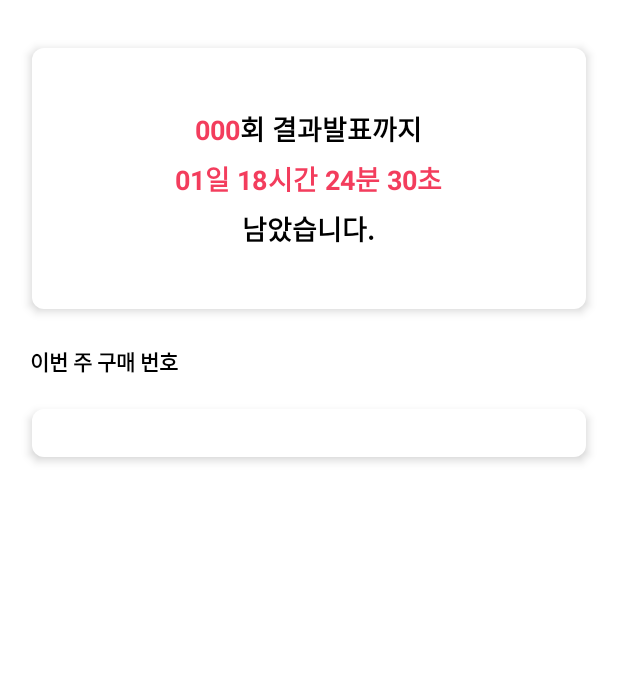
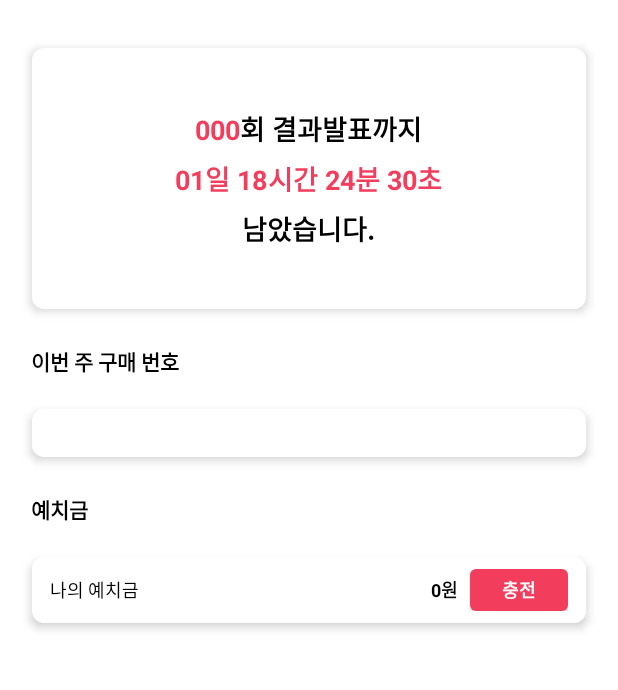
Before and after one commit to identity16/Autto_android, an Android app: the screen it shows after launch (MainActivity), on a phone screen of 412 x 824 dp, the part 61-751 px from its top. Run offline under Robolectric (Android 15) with nearby library versions, the phone set to English and light mode, and no system bars; libraries missing offline, so code that uses them is left out: com.franmontiel.persistentcookiejar; 8 statements that could not run were skipped.

Commit message:
Add: DepositFragment

```diff
--- /dev/null
+++ b/app/src/main/java/dev/handeul/autto/fragment/DepositFragment.java
@@ -0,0 +1,39 @@
+package dev.handeul.autto.fragment;
+
+import android.content.Intent;
+import android.net.Uri;
+import android.os.Bundle;
+import android.view.LayoutInflater;
+import android.view.View;
+import android.view.ViewGroup;
+
+import androidx.annotation.NonNull;
+import androidx.fragment.app.Fragment;
+import androidx.lifecycle.ViewModelProvider;
+
+import dev.handeul.autto.databinding.FragmentDepositBinding;
+import dev.handeul.autto.viewmodel.DepositViewModel;
+
+public class DepositFragment extends Fragment {
+    FragmentDepositBinding binding;
+
+    @Override
+    public View onCreateView(@NonNull LayoutInflater inflater, ViewGroup container,
+                             Bundle savedInstanceState) {
+        super.onCreateView(inflater, container, savedInstanceState);
+
+        DepositViewModel viewModel = new ViewModelProvider(this).get(DepositViewModel.class);
+        binding = FragmentDepositBinding.inflate(inflater, container, false);
+
+        viewModel.balance.observe(getViewLifecycleOwner(), balance ->
+                binding.depositBalance.setText(String.valueOf(balance)));
+
+        binding.button.setOnClickListener(view -> {
+            Intent browserIntent = new Intent(Intent.ACTION_VIEW,
+                    Uri.parse("https://m.dhlottery.co.kr/myPage.do?method=depositListView"));
+            startActivity(browserIntent);
+        });
+
+        return binding.getRoot();
+    }
+}
--- /dev/null
+++ b/app/src/main/java/dev/handeul/autto/repository/DepositRepository.java
@@ -0,0 +1,83 @@
+package dev.handeul.autto.repository;
+
+import android.util.Log;
+
+import androidx.annotation.NonNull;
+
+import org.jsoup.Jsoup;
+import org.jsoup.nodes.Document;
+import org.jsoup.nodes.Element;
+
+import java.util.function.Consumer;
+
+import dev.handeul.autto.webservice.DHLotteryService;
+import okhttp3.ResponseBody;
+import retrofit2.Call;
+import retrofit2.Callback;
+import retrofit2.Response;
+
+public class DepositRepository {
+    private static final String TAG = "DepositRepository";
+    private static final DepositRepository instance = new DepositRepository();
+
+    private final DHLotteryService service;
+
+    private DepositRepository() {
+        service = BaseRepository.getInstance().getService();
+    }
+
+    public static DepositRepository getInstance() {
+        return instance;
+    }
+
+    public void getMyDeposit(Consumer<Integer> callback) {
+        UserRepository userRepo = UserRepository.getInstance();
+
+        // 가장 적은 용량의 페이지에서 GNB에 있는 예치금 정보 파싱
+        Call<ResponseBody> call =  service.getLightestPage();
+
+        Consumer<Response<ResponseBody>> handleResponse = (response) -> {
+            try {
+                ResponseBody body = response.body();
+                String html = "";
+
+                if (body != null) {
+                    html = body.string();
+                }
+
+                Document doc = Jsoup.parse(html);
+                Element eLogin = doc.selectFirst(".log");
+                assert eLogin != null;
+
+                if("로그아웃".equals(eLogin.text())) {
+                    Log.d(TAG, "예치금 가져오기 성공");
+                    Element eMoney = doc.selectFirst(".money a");
+                    assert eMoney != null;
+
+                    Integer balance = Integer.parseInt(
+                            eMoney.text().replaceAll("[^0-9]", ""));
+
+                    callback.accept(balance);
+                } else {
+                    Log.d(TAG, "로그인 재시도");
+                    userRepo.login(() -> getMyDeposit(callback));
+                }
+
+
+            } catch(Exception e) {
+                e.printStackTrace();
+            }
+        };
+
+
+        call.enqueue(new Callback<ResponseBody>() {
+            @Override
+            public void onResponse(@NonNull Call<ResponseBody> call, @NonNull Response<ResponseBody> response) {
+                handleResponse.accept(response);
+            }
+
+            @Override
+            public void onFailure(@NonNull Call<ResponseBody> call, @NonNull Throwable throwable) {}
+        });
+    }
+}
--- /dev/null
+++ b/app/src/main/java/dev/handeul/autto/viewmodel/DepositViewModel.java
@@ -0,0 +1,28 @@
+package dev.handeul.autto.viewmodel;
+
+import androidx.lifecycle.LiveData;
+import androidx.lifecycle.MutableLiveData;
+import androidx.lifecycle.ViewModel;
+
+import java.util.Calendar;
+import java.util.Date;
+import java.util.List;
+
+import dev.handeul.autto.model.Game;
+import dev.handeul.autto.repository.DepositRepository;
+import dev.handeul.autto.repository.GameRepository;
+import dev.handeul.autto.repository.RoundRepository;
+
+public class DepositViewModel extends ViewModel {
+    private static final String TAG = "DepositViewModel";
+
+    public LiveData<Integer> balance;
+
+    public DepositViewModel() {
+        MutableLiveData<Integer> liveBalance = new MutableLiveData<>();
+
+        DepositRepository.getInstance().getMyDeposit(liveBalance::setValue);
+
+        balance = liveBalance;
+    }
+}
--- a/app/src/main/java/dev/handeul/autto/webservice/DHLotteryService.java
+++ b/app/src/main/java/dev/handeul/autto/webservice/DHLotteryService.java
@@ -42,4 +42,7 @@ public interface DHLotteryService {
     Call<ResponseBody> getPaperPage(
             @Query("barcode") String barcode
     );
+
+    @GET("happy.do?method=healthCultureProc")
+    Call<ResponseBody> getLightestPage();
 }
--- /dev/null
+++ b/app/src/main/res/drawable/button_rounded.xml
@@ -0,0 +1,6 @@
+<?xml version="1.0" encoding="UTF-8"?>
+<shape xmlns:android="http://schemas.android.com/apk/res/android">
+    <solid android:color="@color/primary"/>
+    <corners android:radius="4dp"/>
+    <padding android:left="0dip" android:top="0dip" android:right="0dip" android:bottom="0dip" />
+</shape>
--- a/app/src/main/res/layout/activity_main.xml
+++ b/app/src/main/res/layout/activity_main.xml
@@ -30,10 +30,11 @@
         android:elevation="4dp"
         app:layout_constraintEnd_toEndOf="parent"
         app:layout_constraintStart_toStartOf="parent"
-        app:layout_constraintTop_toBottomOf="@+id/imageView" />
+        app:layout_constraintTop_toBottomOf="@+id/imageView"
+        tools:layout="@layout/fragment_countdown" />
 
     <TextView
-        android:id="@+id/textView"
+        android:id="@+id/boughtNumTitle"
         android:layout_width="wrap_content"
         android:layout_height="wrap_content"
         android:layout_marginTop="24dp"
@@ -41,14 +42,15 @@
         android:textColor="@color/black"
         android:textStyle="bold"
         app:layout_constraintStart_toStartOf="@+id/guideline2"
-        app:layout_constraintTop_toBottomOf="@+id/fragmentContainerView" />
+        app:layout_constraintTop_toBottomOf="@+id/fragmentContainerView"
+        tools:layout="@layout/fragment_countdown" />
 
     <androidx.constraintlayout.widget.Guideline
         android:id="@+id/guideline2"
         android:layout_width="wrap_content"
         android:layout_height="wrap_content"
         android:orientation="vertical"
-        app:layout_constraintGuide_begin="20dp" />
+        app:layout_constraintGuide_begin="21dp" />
 
     <androidx.fragment.app.FragmentContainerView
         android:id="@+id/fragmentContainerView2"
@@ -62,6 +64,33 @@
         app:layout_constraintEnd_toEndOf="parent"
         app:layout_constraintHorizontal_bias="0.0"
         app:layout_constraintStart_toStartOf="parent"
-        app:layout_constraintTop_toBottomOf="@+id/textView" />
+        app:layout_constraintTop_toBottomOf="@+id/boughtNumTitle"
+        tools:layout="@layout/fragment_number_list" />
+
+    <TextView
+        android:id="@+id/depositTitle"
+        android:layout_width="wrap_content"
+        android:layout_height="wrap_content"
+        android:layout_marginTop="24dp"
+        android:text="@string/main_deposit_title"
+        android:textColor="@color/black"
+        android:textStyle="bold"
+        app:layout_constraintStart_toStartOf="@+id/guideline2"
+        app:layout_constraintTop_toBottomOf="@+id/fragmentContainerView2" />
+
+    <androidx.fragment.app.FragmentContainerView
+        android:id="@+id/fragmentContainerView3"
+        android:name="dev.handeul.autto.fragment.DepositFragment"
+        android:layout_width="match_parent"
+        android:layout_height="wrap_content"
+        android:layout_margin="21dp"
+        android:layout_marginTop="16dp"
+        android:background="@drawable/rounded"
+        android:elevation="4dp"
+        app:layout_constraintEnd_toEndOf="parent"
+        app:layout_constraintHorizontal_bias="0.0"
+        app:layout_constraintStart_toStartOf="parent"
+        app:layout_constraintTop_toBottomOf="@+id/depositTitle"
+        tools:layout="@layout/fragment_deposit" />
 
 </androidx.constraintlayout.widget.ConstraintLayout>
--- /dev/null
+++ b/app/src/main/res/layout/fragment_deposit.xml
@@ -0,0 +1,63 @@
+<?xml version="1.0" encoding="utf-8"?>
+<LinearLayout xmlns:android="http://schemas.android.com/apk/res/android"
+    xmlns:tools="http://schemas.android.com/tools"
+    android:layout_width="match_parent"
+    android:layout_height="match_parent"
+    android:gravity="center_vertical"
+    android:paddingStart="12dp"
+    android:paddingTop="8dp"
+    android:paddingEnd="12dp"
+    android:paddingBottom="8dp"
+    tools:context=".fragment.DepositFragment">
+
+    <TextView
+        android:id="@+id/myDepositText"
+        android:layout_width="wrap_content"
+        android:layout_height="wrap_content"
+        android:layout_weight="1"
+        android:text="@string/my_deposit"
+        android:textColor="@color/black"
+        android:textSize="12sp" />
+
+    <LinearLayout
+        android:layout_width="wrap_content"
+        android:layout_height="wrap_content"
+        android:layout_marginStart="8dp"
+        android:layout_marginEnd="8dp"
+        android:layout_weight="8"
+        android:gravity="end"
+        android:orientation="horizontal">
+
+        <TextView
+            android:id="@+id/depositBalance"
+            android:layout_width="wrap_content"
+            android:layout_height="wrap_content"
+            android:text="@string/default_deposit_balance"
+            android:textAlignment="textEnd"
+            android:textColor="@color/black"
+            android:textSize="12sp"
+            android:textStyle="bold" />
+
+        <TextView
+            android:id="@+id/depositUnit"
+            android:layout_width="wrap_content"
+            android:layout_height="wrap_content"
+            android:text="@string/deposit_unit"
+            android:textColor="@color/black"
+            android:textSize="12sp"
+            android:textStyle="bold" />
+    </LinearLayout>
+
+    <Button
+        android:id="@+id/button"
+        android:layout_width="44dp"
+        android:layout_height="28dp"
+        android:layout_weight="1"
+        android:background="@drawable/button_rounded"
+        android:text="@string/charge"
+        android:textColor="@color/white"
+        android:textSize="12sp"
+        android:textStyle="bold"
+        tools:ignore="TextContrastCheck,TouchTargetSizeCheck" />
+
+</LinearLayout>
--- a/app/src/main/res/values/strings.xml
+++ b/app/src/main/res/values/strings.xml
@@ -6,6 +6,9 @@
     <string name="main_draw_text1">회 결과발표까지</string>
     <string name="main_draw_text2">남았습니다.</string>
     <string name="main_bought_num_title">이번 주 구매 번호</string>
-    <string name="main_reposit_title">예치금</string>
-    <string name="hello_blank_fragment">Hello blank fragment</string>
+    <string name="main_deposit_title">예치금</string>
+    <string name="my_deposit">나의 예치금</string>
+    <string name="charge">충전</string>
+    <string name="deposit_unit">원</string>
+    <string name="default_deposit_balance">0</string>
 </resources>
```
